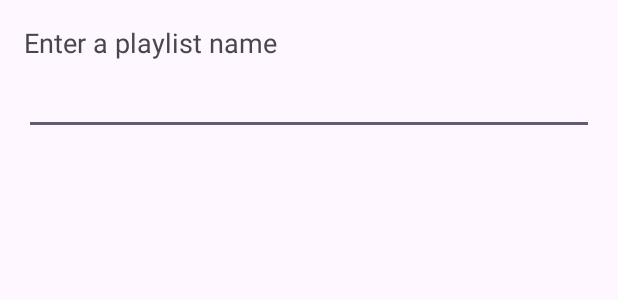
After one commit to HangryCoder/MoviesApp, an Android app: the layout dialog_add_a_playlist.xml on its own in the app's theme, with its tools: preview values and no code run, on a phone screen of 412 x 824 dp. The commit adds this screen. Shown: the top 300 px of the screen. Run offline under Robolectric (Android 15) with nearby library versions, the phone set to English and light mode, and no system bars.

Commit message:
Added a dialog box on click of add a playlist. Opening a dialog box. Code is too cluttered

```diff
--- /dev/null
+++ b/app/src/main/res/layout/dialog_add_a_playlist.xml
@@ -0,0 +1,22 @@
+<?xml version="1.0" encoding="utf-8"?>
+<LinearLayout xmlns:android="http://schemas.android.com/apk/res/android"
+    android:layout_width="match_parent"
+    android:layout_height="match_parent"
+    android:orientation="vertical"
+    android:padding="@dimen/padding_16dp">
+
+    <androidx.appcompat.widget.AppCompatTextView
+        android:id="@+id/add_playlist"
+        android:layout_width="wrap_content"
+        android:layout_height="wrap_content"
+        android:text="@string/enter_playlist_name"
+        android:textSize="@dimen/enter_playlist_name_text_size" />
+
+    <androidx.appcompat.widget.AppCompatEditText
+        android:id="@+id/playlist_edittext"
+        android:layout_width="match_parent"
+        android:layout_height="wrap_content"
+        android:layout_marginTop="@dimen/padding_4dp"
+        android:maxLines="1" />
+
+</LinearLayout>
--- a/app/src/main/res/values/dimens.xml
+++ b/app/src/main/res/values/dimens.xml
@@ -3,4 +3,6 @@
     <dimen name="title_size">22sp</dimen>
     <dimen name="poster_size">200dp</dimen>
     <dimen name="padding_16dp">16dp</dimen>
+    <dimen name="enter_playlist_name_text_size">18sp</dimen>
+    <dimen name="padding_4dp">4dp</dimen>
 </resources>
--- a/app/src/main/res/values/strings.xml
+++ b/app/src/main/res/values/strings.xml
@@ -1,3 +1,6 @@
 <resources>
     <string name="app_name">MoviesApp</string>
+    <string name="ok">Ok</string>
+    <string name="cancel">Cancel</string>
+    <string name="enter_playlist_name">Enter a playlist name</string>
 </resources>
```
Also changed, not shown: app/src/main/java/com/example/moviesapp/ui/PlaylistBottomSheet.kt (+35 -1 lines).
